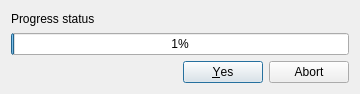
Old version of the form src/core/scriptprogressdialog.ui in the repository KDAB/knut.
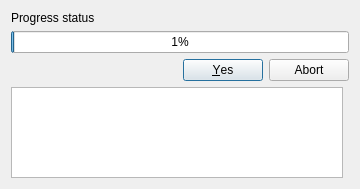
New version of the form. Icons and pictures are not drawn.

```diff
--- a/src/core/scriptprogressdialog.ui
+++ b/src/core/scriptprogressdialog.ui
@@ -7,7 +7,7 @@
     <x>0</x>
     <y>0</y>
     <width>360</width>
-    <height>94</height>
+    <height>189</height>
    </rect>
   </property>
   <property name="minimumSize">
@@ -48,6 +48,9 @@
      </property>
     </widget>
    </item>
+   <item row="3" column="0">
+    <widget class="QPlainTextEdit" name="logsWidget"/>
+   </item>
   </layout>
  </widget>
  <resources>
```
